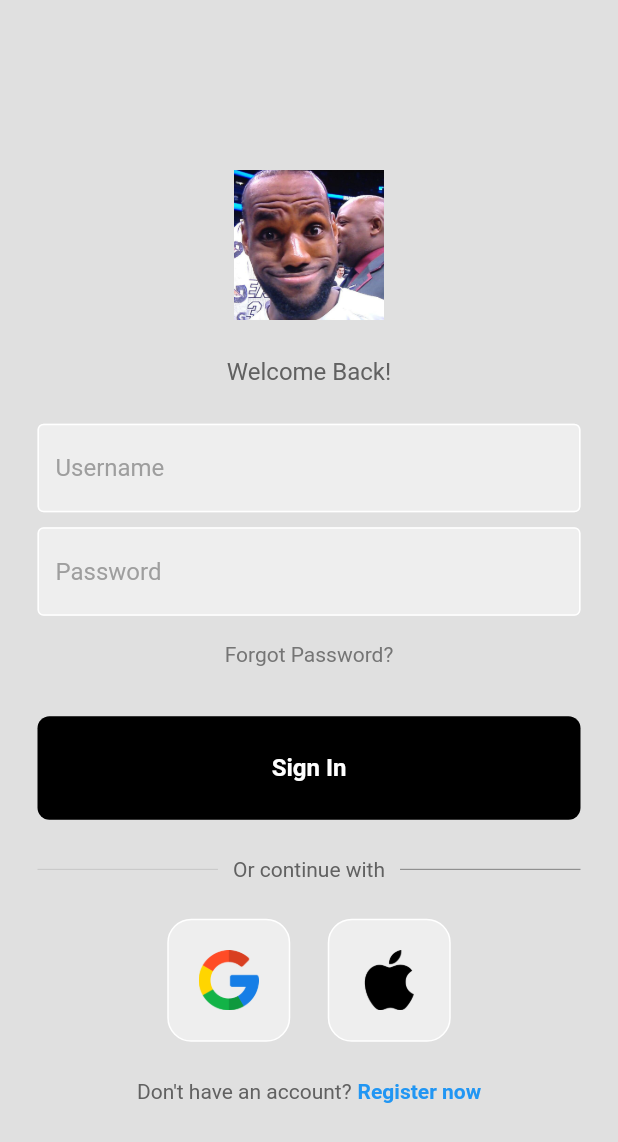
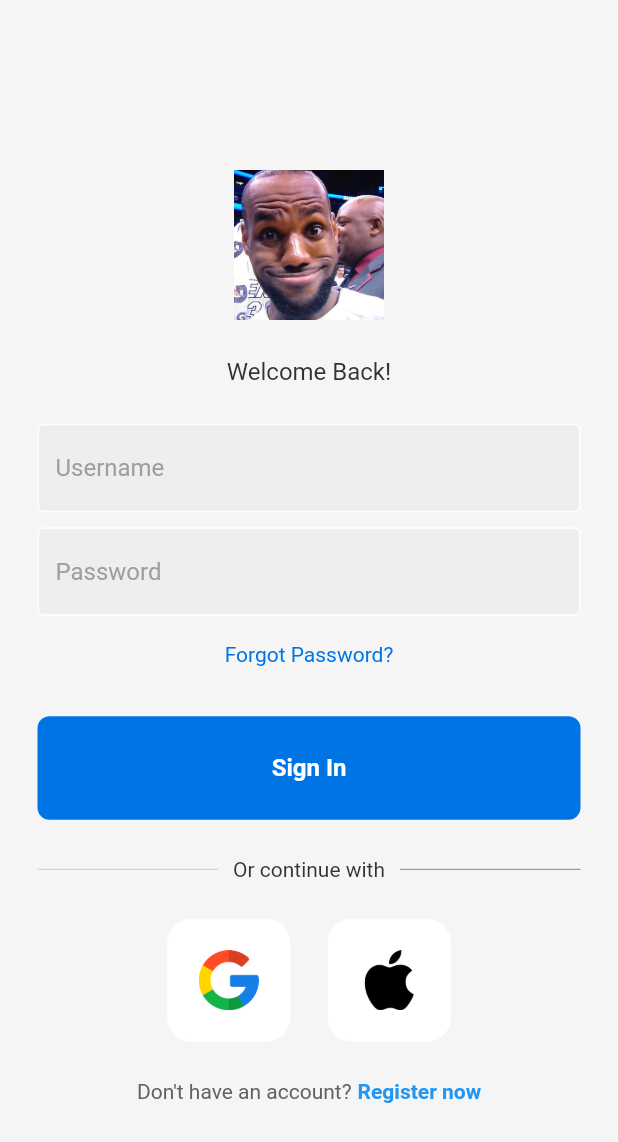
Before and after one commit to brandon-sanchez/mobile_app_collab, a Flutter app: the screen it shows after launch, on a phone screen of 412 x 824 dp. Shown: the top 1142 px of the screen. Run offline on Flutter 3.47's test engine with Material 2 defaults, Android fonts, the phone set to English and light mode, and no system bars.

Commit message:
changed login page colors

```diff
--- a/lib/components/my_button.dart
+++ b/lib/components/my_button.dart
@@ -13,7 +13,7 @@ class MyButton extends StatelessWidget {
         padding: const EdgeInsets.all(25),
         margin: const EdgeInsets.symmetric(horizontal: 25),
         decoration: BoxDecoration(
-          color: Colors.black,
+          color: Color(0xFF0074E4),
           borderRadius: BorderRadius.circular(8),
         ),
         child: const Center(
--- a/lib/components/square_tile.dart
+++ b/lib/components/square_tile.dart
@@ -14,7 +14,7 @@ class SquareTile extends StatelessWidget {
       decoration: BoxDecoration(
         border: Border.all(color: Colors.white),
         borderRadius: BorderRadius.circular(16),
-        color: Colors.grey[200],
+        color: Color(0xFFFFFFFF),
       ),
       child: Image.asset(
         imagePath,
--- a/lib/pages/login_page.dart
+++ b/lib/pages/login_page.dart
@@ -16,7 +16,7 @@ class LoginPage extends StatelessWidget {
   @override
   Widget build(BuildContext context) {
     return Scaffold(
-        backgroundColor: Colors.grey[300],
+        backgroundColor: Color(0xFFF5F5F5),
         body: SafeArea(
             child: Center(
           child: Column(
@@ -33,7 +33,7 @@ class LoginPage extends StatelessWidget {
               Text(
                 "Welcome Back!",
                 style: TextStyle(
-                  color: Colors.grey[700],
+                  color: Color(0xFF333333),
                   fontSize: 16,
                 ),
               ),
@@ -63,7 +63,7 @@ class LoginPage extends StatelessWidget {
                 padding: const EdgeInsets.all(8.0),
                 child: Text(
                   'Forgot Password?',
-                  style: TextStyle(color: Colors.grey[600]),
+                  style: TextStyle(color: Color(0xFF0074E4)),
                 ),
               ),
 
@@ -91,7 +91,7 @@ class LoginPage extends StatelessWidget {
                       padding: const EdgeInsets.symmetric(horizontal: 10.0),
                       child: Text(
                         'Or continue with',
-                        style: TextStyle(color: Colors.grey[700]),
+                        style: TextStyle(color: Color(0xFF333333)),
                       ),
                     ),
                     Expanded(
```
